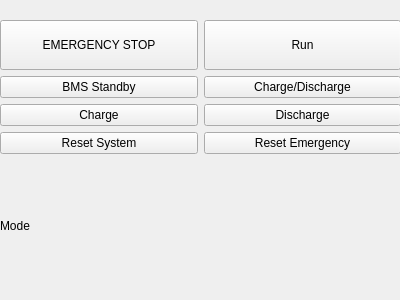
Qt form UI/controls.ui (pgTech123/Luciole) before a commit.
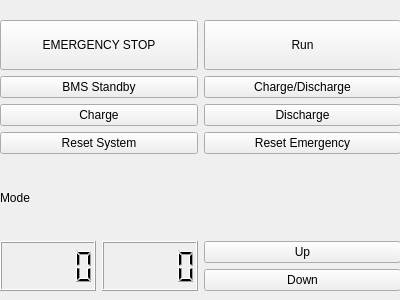
The same form after that commit.

```diff
--- a/UI/controls.ui
+++ b/UI/controls.ui
@@ -22,15 +22,15 @@
      <height>271</height>
     </rect>
    </property>
-   <layout class="QGridLayout" name="gridLayout" rowstretch="0,0,0,0,0,0">
-    <item row="2" column="1">
+   <layout class="QGridLayout" name="gridLayout" rowstretch="0,0,0,0,0,0,0,0">
+    <item row="2" column="2">
      <widget class="QPushButton" name="pushButtonChgDsg">
       <property name="text">
        <string>Charge/Discharge</string>
       </property>
      </widget>
     </item>
-    <item row="1" column="0">
+    <item row="1" column="1">
      <widget class="QPushButton" name="pushButtonEmergencyStop">
       <property name="enabled">
        <bool>true</bool>
@@ -52,21 +52,21 @@
       </property>
      </widget>
     </item>
-    <item row="3" column="1">
+    <item row="3" column="2">
      <widget class="QPushButton" name="pushButtonDsg">
       <property name="text">
        <string>Discharge</string>
       </property>
      </widget>
     </item>
-    <item row="4" column="0">
+    <item row="4" column="1">
      <widget class="QPushButton" name="pushButtonReset">
       <property name="text">
        <string>Reset System</string>
       </property>
      </widget>
     </item>
-    <item row="1" column="1">
+    <item row="1" column="2">
      <widget class="QPushButton" name="pushButtonLock">
       <property name="sizePolicy">
        <sizepolicy hsizetype="Minimum" vsizetype="Maximum">
@@ -85,24 +85,24 @@
       </property>
      </widget>
     </item>
-    <item row="3" column="0">
+    <item row="3" column="1">
      <widget class="QPushButton" name="pushButtonChg">
       <property name="text">
        <string>Charge</string>
       </property>
      </widget>
     </item>
-    <item row="2" column="0">
+    <item row="2" column="1">
      <widget class="QPushButton" name="pushButtonStb">
       <property name="text">
        <string>BMS Standby</string>
       </property>
      </widget>
     </item>
-    <item row="5" column="0">
+    <item row="5" column="1">
      <widget class="QLabel" name="modeLabel">
       <property name="sizePolicy">
-       <sizepolicy hsizetype="Preferred" vsizetype="Minimum">
+       <sizepolicy hsizetype="Preferred" vsizetype="Preferred">
         <horstretch>0</horstretch>
         <verstretch>0</verstretch>
        </sizepolicy>
@@ -112,13 +112,41 @@
       </property>
      </widget>
     </item>
-    <item row="4" column="1">
+    <item row="4" column="2">
      <widget class="QPushButton" name="pushButtonRstEmergency">
       <property name="text">
        <string>Reset Emergency</string>
       </property>
      </widget>
     </item>
+    <item row="7" column="2">
+     <layout class="QVBoxLayout" name="verticalLayout">
+      <item>
+       <widget class="QPushButton" name="pushButtonUp">
+        <property name="text">
+         <string>Up</string>
+        </property>
+       </widget>
+      </item>
+      <item>
+       <widget class="QPushButton" name="pushButtonDown">
+        <property name="text">
+         <string>Down</string>
+        </property>
+       </widget>
+      </item>
+     </layout>
+    </item>
+    <item row="7" column="1">
+     <layout class="QHBoxLayout" name="horizontalLayout">
+      <item>
+       <widget class="QLCDNumber" name="lcdNumberVoltage"/>
+      </item>
+      <item>
+       <widget class="QLCDNumber" name="lcdNumber"/>
+      </item>
+     </layout>
+    </item>
    </layout>
   </widget>
  </widget>
```
